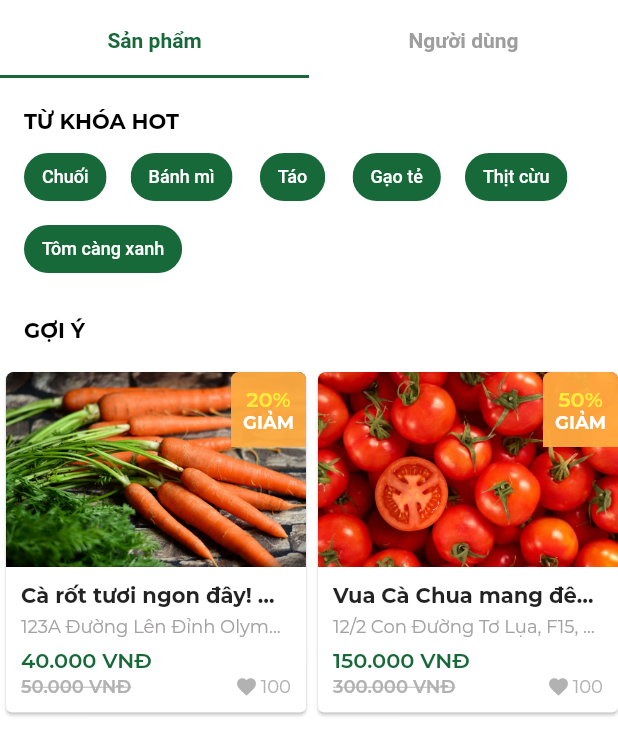
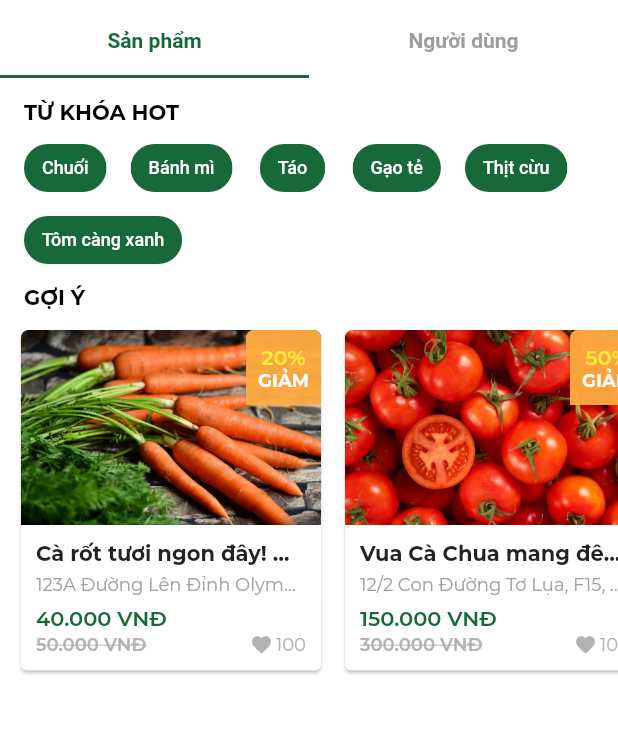
Before and after one commit to nguyenxuankiet262/Flutter_Ecommerce, a Flutter app: the SearchPage screen opened directly, on a phone screen of 412 x 824 dp. Shown: the top 755 px of the screen. Run offline on Flutter 3.47's test engine with Material 2 defaults, Android fonts, the light colour scheme and no system bars; our stand-ins replace badges, bloc, camera, carousel_slider, flutter_bloc, flutter_masked_text and 6 more; Roboto replaces fonts that are missing (Ralway); statements that could not run were skipped; project files that could hold a hidden picture were left out.

Commit message:
UPDATE UI
PERMISSION TO SCROLL PAGEVIEW (TABBARVIEW)

```diff
--- a/flutter_food_app/lib/page/cart/list_post.dart
+++ b/flutter_food_app/lib/page/cart/list_post.dart
@@ -27,6 +27,7 @@ class _ListCartState extends State<ListCart> {
   Widget build(BuildContext context) {
     // TODO: implement build
     return new Container(
+      padding: EdgeInsets.only(bottom: 16.0),
       child: RefreshIndicator(
         child: ListView.builder(
           physics: ScrollPhysics(),
--- a/flutter_food_app/lib/page/home/body.dart
+++ b/flutter_food_app/lib/page/home/body.dart
@@ -40,6 +40,7 @@ class BodyContentState extends State<BodyContent> with AutomaticKeepAliveClientM
                   this.navigateToFilter, this.navigateToSearch),
             )),
         Container(
+          padding: EdgeInsets.only(bottom: 54),
           child: ListCategory(this.navigateToPost),
         ),
       ],
--- a/flutter_food_app/lib/page/search/product/list_post.dart
+++ b/flutter_food_app/lib/page/search/product/list_post.dart
@@ -20,7 +20,9 @@ class _ListPostState extends State<ListPost> {
         itemCount: itemCount,
         shrinkWrap: true,
         physics: ScrollPhysics(),
-        itemBuilder: (BuildContext context, int index) => new Card(
+        itemBuilder: (BuildContext context, int index) => new Container(
+          margin: EdgeInsets.only(left: index == 0 ? 10.0 : 8.0, right: index == itemCount - 1 ? 10.0 : 0.0),
+          child: Card(
             child: new Container(
               height: 170,
               width: 200,
@@ -176,6 +178,7 @@ class _ListPostState extends State<ListPost> {
               ),
             ),
           ),
+        )
       ),
     );
   }
--- a/flutter_food_app/lib/page/search/product/product.dart
+++ b/flutter_food_app/lib/page/search/product/product.dart
@@ -2,7 +2,7 @@ import 'package:flutter/material.dart';
 import 'package:flutter_food_app/page/search/hotkey.dart';
 import 'list_post.dart';
 
-class ProductContent extends StatelessWidget{
+class ProductContent extends StatelessWidget {
   @override
   Widget build(BuildContext context) {
     // TODO: implement build
@@ -12,8 +12,7 @@ class ProductContent extends StatelessWidget{
           shrinkWrap: true,
           children: <Widget>[
             Container(
-              padding:
-              EdgeInsets.only(left: 16.0, top: 16.0, right: 16.0),
+              padding: EdgeInsets.only(left: 16.0, top: 10.0, right: 16.0),
               child: Text(
                 "TỪ KHÓA HOT",
                 style: TextStyle(
@@ -24,8 +23,7 @@ class ProductContent extends StatelessWidget{
             ),
             HotkeyContent(1),
             Container(
-              padding:
-              EdgeInsets.only(left: 16.0, top: 16.0, right: 16.0),
+              padding: EdgeInsets.only(left: 16.0, right: 16.0),
               child: Text(
                 "GỢI Ý",
                 style: TextStyle(
@@ -35,11 +33,10 @@ class ProductContent extends StatelessWidget{
               ),
             ),
             Container(
-              padding: EdgeInsets.only(top: 16.0),
+              padding: EdgeInsets.only(top: 10, bottom: 16.0),
               child: ListPost(),
             )
           ],
         ));
   }
-
 }
--- a/flutter_food_app/lib/page/search/user/user.dart
+++ b/flutter_food_app/lib/page/search/user/user.dart
@@ -13,7 +13,7 @@ class UserContent extends StatelessWidget{
           children: <Widget>[
             Container(
               padding:
-              EdgeInsets.only(left: 16.0, top: 16.0, right: 16.0),
+              EdgeInsets.only(left: 16.0, top: 10.0, right: 16.0),
               child: Text(
                 "TỪ KHÓA HOT",
                 style: TextStyle(
--- a/flutter_food_app/lib/page/user/body.dart
+++ b/flutter_food_app/lib/page/user/body.dart
@@ -91,17 +91,17 @@ class BodyState extends State<Body> with SingleTickerProviderStateMixin {
               Tab(
                 child: Text(
                   "Bài viết",
-                  style: TextStyle(fontSize: 14.0, fontWeight: FontWeight.w600),
+                  style: TextStyle(fontWeight: FontWeight.w600),
                 ),),
               Tab(
                 child: Text(
                   "Đánh giá",
-                  style: TextStyle(fontSize: 14.0, fontWeight: FontWeight.w600),
+                  style: TextStyle(fontWeight: FontWeight.w600),
                 ),),
               Tab(
                 child: Text(
                   "Thông tin",
-                  style: TextStyle(fontSize: 14.0, fontWeight: FontWeight.w600),
+                  style: TextStyle(fontWeight: FontWeight.w600),
                 ),
               ),
             ],
--- a/flutter_food_app/lib/page/user/settings/main/feedback_manage/feedback_manage.dart
+++ b/flutter_food_app/lib/page/user/settings/main/feedback_manage/feedback_manage.dart
@@ -111,7 +111,6 @@ class FeedBackManageState extends State<FeedBackManage> with SingleTickerProvide
             ];
           },
           body: TabBarView(
-            physics: NeverScrollableScrollPhysics(),
             controller: _tabController,
             children: new List.generate(tabsFeedback.length, (index) {
               return ListFeedback(index);
--- a/flutter_food_app/lib/page/user/settings/main/feedback_manage/list_feedback.dart
+++ b/flutter_food_app/lib/page/user/settings/main/feedback_manage/list_feedback.dart
@@ -11,7 +11,7 @@ class ListFeedback extends StatefulWidget {
   State<StatefulWidget> createState() => ListFeedbackState();
 }
 
-class ListFeedbackState extends State<ListFeedback> {
+class ListFeedbackState extends State<ListFeedback> with AutomaticKeepAliveClientMixin{
   int itemCount;
   bool isLoading = true;
 
@@ -79,4 +79,8 @@ class ListFeedbackState extends State<ListFeedback> {
             )
     );
   }
+
+  @override
+  // TODO: implement wantKeepAlive
+  bool get wantKeepAlive => true;
 }
--- a/flutter_food_app/lib/page/user/settings/main/order_manage/order_manage.dart
+++ b/flutter_food_app/lib/page/user/settings/main/order_manage/order_manage.dart
@@ -101,7 +101,6 @@ class OrderManageState extends State<OrderManage> with SingleTickerProviderState
             ];
           },
           body: TabBarView(
-            physics: NeverScrollableScrollPhysics(),
             controller: _tabController,
             children: new List.generate(tabsOrder.length, (index) {
               return new ListOrder(index, widget.isSellOrder);
```
Lines whose indentation alone changed are shown as unchanged.
